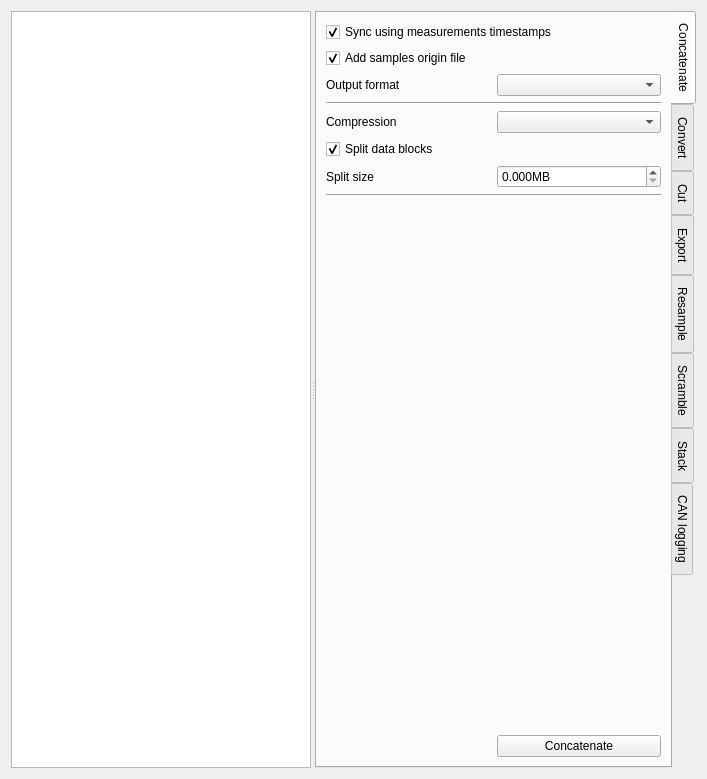
First picture: the form in asammdf/gui/ui/batch_widget.ui, repository danielhrisca/asammdf, before the edit.
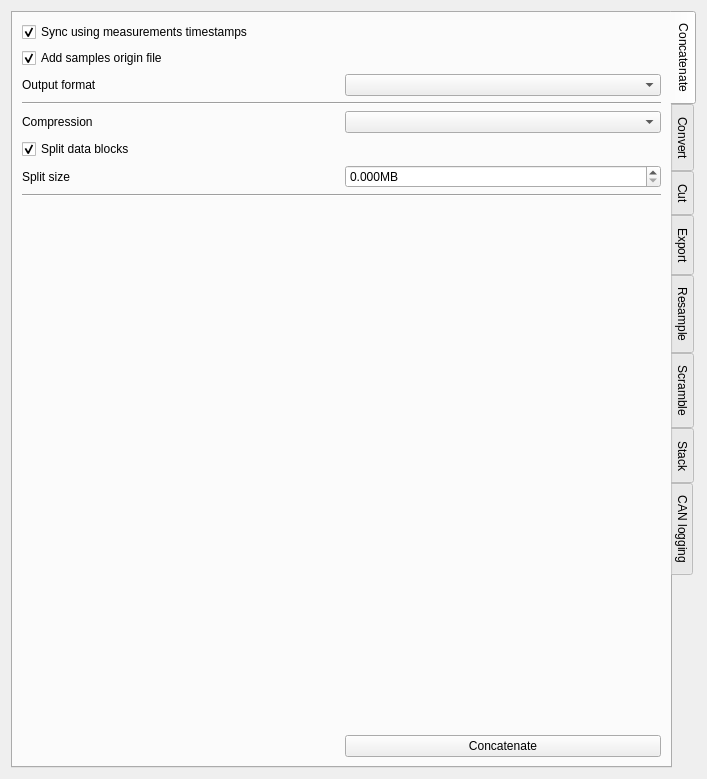
Second picture: the form after the edit. Icons and pictures are not drawn. Custom widgets are drawn as their Qt base class.

```diff
--- a/asammdf/gui/ui/batch_widget.ui
+++ b/asammdf/gui/ui/batch_widget.ui
@@ -19,7 +19,6 @@
      <property name="orientation">
       <enum>Qt::Horizontal</enum>
      </property>
-     <widget class="ListWidget" name="files_list"/>
      <widget class="QTabWidget" name="aspects">
       <property name="tabPosition">
        <enum>QTabWidget::East</enum>
```
Left out of the diff: 4 changed lines with no effect on the pictures.
